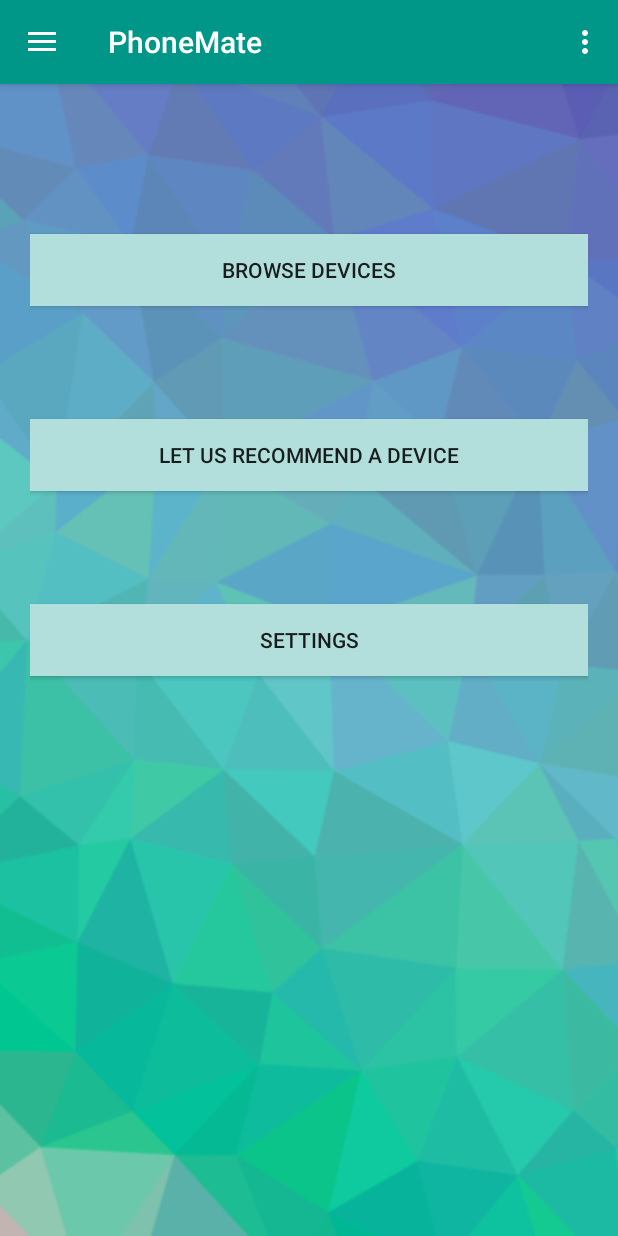
After one commit to 5abarinath/phonemate, an Android app: the FirstScreenFragment screen opened directly, with no data from a screen before it, on a phone screen of 412 x 824 dp. The commit adds this screen. Run offline under Robolectric (Android 15) with nearby library versions, the phone set to English and light mode, and no system bars.

Commit message:
Fix minor issues

```diff
--- /dev/null
+++ b/app/src/main/java/com/droidbots/phonemate/FirstScreenFragment.java
@@ -0,0 +1,108 @@
+package com.droidbots.phonemate;
+
+
+import android.content.Context;
+import android.net.Uri;
+import android.os.Bundle;
+import android.support.v4.app.Fragment;
+import android.view.LayoutInflater;
+import android.view.View;
+import android.view.ViewGroup;
+import android.widget.Button;
+
+/**
+ * Created by sabari on 15/3/18.
+ */
+
+public class FirstScreenFragment extends Fragment {
+    private FirstScreenFragment.OnFragmentInteractionListener mListener;
+    private Button btn_home, btn_recommend, btn_settings;
+
+    public FirstScreenFragment() {
+        // Required empty public constructor
+    }
+    public static FirstScreenFragment newInstance() {
+        FirstScreenFragment fragment = new FirstScreenFragment();
+        return fragment;
+    }
+
+    @Override
+    public void onCreate(Bundle savedInstanceState)  {
+        super.onCreate(savedInstanceState);
+    }
+
+    @Override
+    public View onCreateView(LayoutInflater inflater, ViewGroup container,
+                             Bundle savedInstanceState) {
+        // Inflate the layout for this fragment
+        ((OnFragmentInteractionListener) getActivity()).onFragmentInteraction(R.id.nav_home);
+        View fragment = inflater.inflate(R.layout.fragment_firstpage, container, false);
+        btn_home = fragment.findViewById(R.id.browse_btn);
+        btn_recommend = fragment.findViewById(R.id.recommend_btn);
+        btn_settings = fragment.findViewById(R.id.settings_btn);
+
+        btn_home.setOnClickListener(new View.OnClickListener() {
+            @Override
+            public void onClick(View v) {
+                getActivity().getSupportFragmentManager().beginTransaction()
+                        .replace(R.id.content_home, HomeFragment.newInstance())
+                        .addToBackStack(null)
+                        .commit();
+            }
+        });
+
+        btn_settings.setOnClickListener(new View.OnClickListener() {
+            @Override
+            public void onClick(View v) {
+                getActivity().getSupportFragmentManager().beginTransaction()
+                        .replace(R.id.content_home, SettingsFragment.newInstance())
+                        .addToBackStack(null)
+                        .commit();
+            }
+        });
+
+        btn_recommend.setOnClickListener(new View.OnClickListener() {
+            @Override
+            public void onClick(View v) {
+                getActivity().getSupportFragmentManager().beginTransaction()
+                        .replace(R.id.content_home, QuestionnaireFragment.newInstance())
+                        .addToBackStack(null)
+                        .commit();
+            }
+        });
+
+        return fragment;
+    }
+
+    @Override
+    public void onAttach(Context context) {
+        super.onAttach(context);
+        if (context instanceof FirstScreenFragment.OnFragmentInteractionListener) {
+            mListener = (FirstScreenFragment.OnFragmentInteractionListener) context;
+        } else {
+            throw new RuntimeException(context.toString()
+                    + " must implement OnFragmentInteractionListener");
+        }
+    }
+
+    @Override
+    public void onDetach() {
+        super.onDetach();
+        mListener = null;
+    }
+
+    /**
+     * This interface must be implemented by activities that contain this
+     * fragment to allow an interaction in this fragment to be communicated
+     * to the activity and potentially other fragments contained in that
+     * activity.
+     * <p>
+     * See the Android Training lesson <a href=
+     * "http://developer.android.com/training/basics/fragments/communicating.html"
+     * >Communicating with Other Fragments</a> for more information.
+     */
+    public interface OnFragmentInteractionListener {
+        // TODO: Update argument type and name
+        void onFragmentInteraction(int id);
+    }
+}
--- a/app/src/main/java/com/droidbots/phonemate/HomeActivity.java
+++ b/app/src/main/java/com/droidbots/phonemate/HomeActivity.java
@@ -27,7 +27,8 @@ public class HomeActivity extends AppCompatActivity
         implements NavigationView.OnNavigationItemSelectedListener, QuestionnaireFragment.OnFragmentInteractionListener,
         PrivacyFragment.OnFragmentInteractionListener, ProfileFragment.OnFragmentInteractionListener,
         RecommendationFragment.OnFragmentInteractionListener, SettingsFragment.OnFragmentInteractionListener,
-        FeedbackFragment.OnFragmentInteractionListener, HomeFragment.OnFragmentInteractionListener{
+        FeedbackFragment.OnFragmentInteractionListener, HomeFragment.OnFragmentInteractionListener,
+        FirstScreenFragment.OnFragmentInteractionListener{
 
     NavigationView navigationView;
     SharedPreferences sharedPreferences;
@@ -56,7 +57,7 @@ public class HomeActivity extends AppCompatActivity
         editor.putBoolean("openingAppForTheFirstTime", false);
         editor.apply();
         getSupportFragmentManager().beginTransaction()
-                .replace(R.id.content_home, HomeFragment.newInstance())
+                .replace(R.id.content_home, FirstScreenFragment.newInstance())
                 .commit();
 
         if(openingAppForTheFirstTime) {
@@ -163,7 +164,7 @@ public class HomeActivity extends AppCompatActivity
     }
 
     @Override
-    public void onFragmentInteraction(Uri uri) {
-
+    public void onFragmentInteraction(int id) {
+        navigationView.setCheckedItem(id);
     }
 }
--- /dev/null
+++ b/app/src/main/res/layout/fragment_firstpage.xml
@@ -0,0 +1,38 @@
+<?xml version="1.0" encoding="utf-8"?>
+<RelativeLayout
+    xmlns:android="http://schemas.android.com/apk/res/android" android:layout_width="match_parent"
+    android:layout_height="match_parent"
+    android:paddingLeft="20dp"
+    android:paddingRight="20dp"
+    android:background="@drawable/bg4">
+
+    <Button
+        android:layout_width="match_parent"
+        android:layout_height="wrap_content"
+        android:layout_marginTop="100dp"
+        android:id="@+id/browse_btn"
+        android:text="Browse Devices"
+        android:layout_centerHorizontal="true"
+        android:background="@color/colorPrimaryLight"/>
+
+    <Button
+        android:layout_width="match_parent"
+        android:layout_height="wrap_content"
+        android:layout_below="@id/browse_btn"
+        android:id="@+id/recommend_btn"
+        android:text="Let us Recommend a device"
+        android:layout_centerHorizontal="true"
+        android:layout_marginTop="75dp"
+        android:background="@color/colorPrimaryLight"/>
+
+    <Button
+        android:layout_width="match_parent"
+        android:layout_height="wrap_content"
+        android:layout_below="@id/recommend_btn"
+        android:layout_marginTop="75dp"
+        android:id="@+id/settings_btn"
+        android:background="@color/colorPrimaryLight"
+        android:layout_centerHorizontal="true"
+        android:text="Settings"/>
+
+</RelativeLayout>
--- a/app/src/main/res/values/colors.xml
+++ b/app/src/main/res/values/colors.xml
@@ -6,4 +6,5 @@
     <color name="colorPrimary">#009688</color>
     <color name="colorPrimaryDark">#00796B</color>
     <color name="colorAccent">#009688</color>
+    <color name="colorPrimaryLight">#B2DFDB</color>
 </resources>
--- a/app/src/main/res/values/strings.xml
+++ b/app/src/main/res/values/strings.xml
@@ -1,6 +1,6 @@
 <resources>
     <string name="app_name">PhoneMate</string>
-    <string name="title_activity_home">HomeActivity</string>
+    <string name="title_activity_home">PhoneMate</string>
 
     <string name="navigation_drawer_open">Open navigation drawer</string>
     <string name="navigation_drawer_close">Close navigation drawer</string>
```
Also changed, not shown: app/src/main/java/com/droidbots/phonemate/FeedbackFragment.java (+2 -8 lines), app/src/main/java/com/droidbots/phonemate/HomeFragment.java (+2 -8 lines), app/src/main/java/com/droidbots/phonemate/PrivacyFragment.java (+2 -8 lines), app/src/main/java/com/droidbots/phonemate/ProfileFragment.java (+2 -8 lines), app/src/main/java/com/droidbots/phonemate/QuestionnaireFragment.java (+12 -9 lines), app/src/main/java/com/droidbots/phonemate/RecommendationFragment.java (+3 -8 lines), app/src/main/java/com/droidbots/phonemate/SettingsFragment.java (+2 -8 lines), app/src/main/res/layout/fragment_questionnaire.xml (+4 -4 lines), app/src/main/res/drawable/bg4.png (added).
